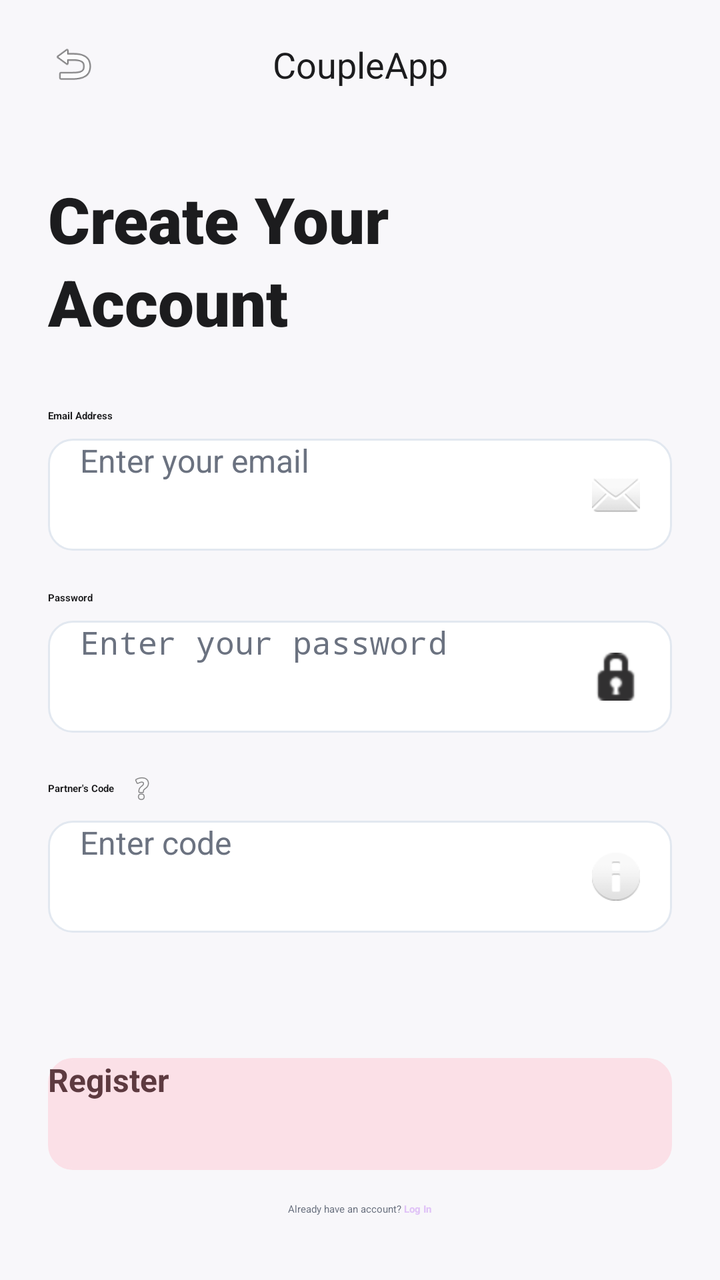
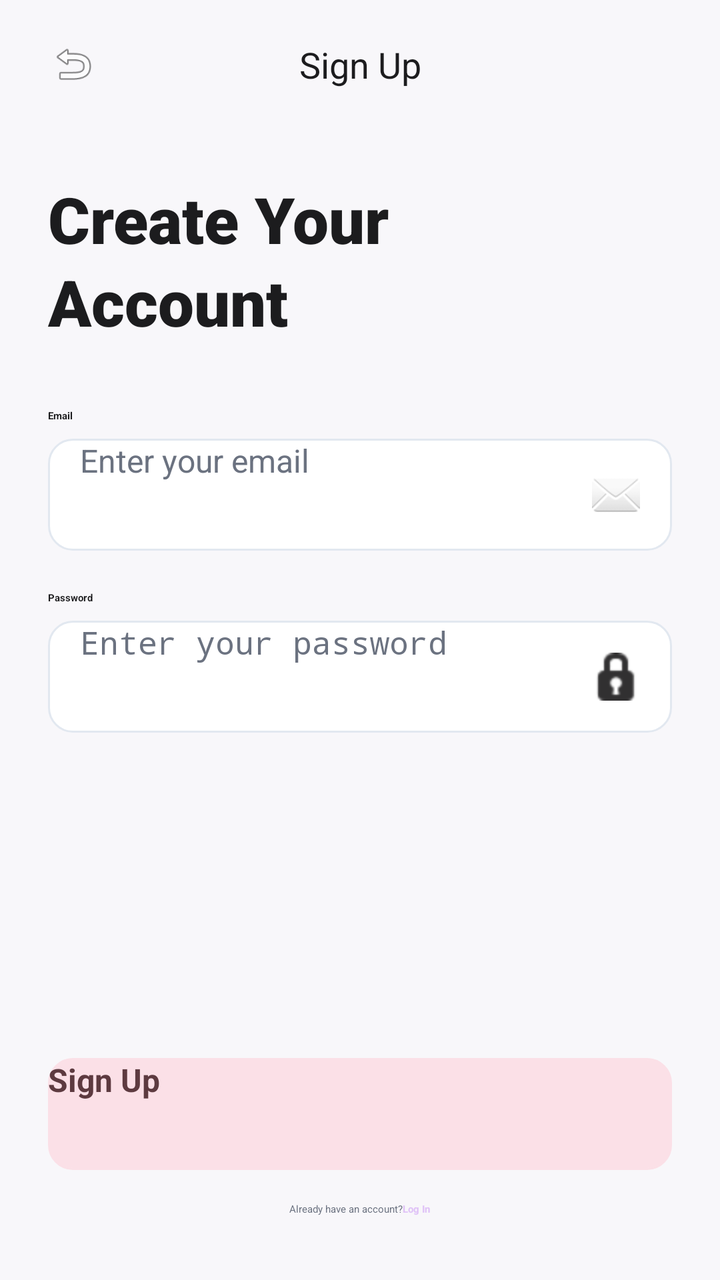

An Android layout rendered at two revisions. The XML below is the earlier revision; the diff shows what the commit changed to produce the second picture.
<!-- AndroidManifest.xml: application theme Theme.App.Starting -->
<!-- res/layout/register_fragment.xml -->
<?xml version="1.0" encoding="utf-8"?>
<androidx.constraintlayout.widget.ConstraintLayout
    xmlns:android="http://schemas.android.com/apk/res/android"
    xmlns:app="http://schemas.android.com/apk/res-auto"
    xmlns:tools="http://schemas.android.com/tools"
    android:layout_width="match_parent"
    android:layout_height="match_parent"
    android:background="@color/background_light"
    android:paddingHorizontal="24dp">

    <ImageView
        android:id="@+id/btnBack"
        android:layout_width="48dp"
        android:layout_height="48dp"
        android:padding="12dp"
        android:layout_marginTop="8dp"
        android:layout_marginStart="-12dp"
        android:src="@android:drawable/ic_menu_revert"
        app:tint="@color/text_primary"
        app:layout_constraintStart_toStartOf="parent"
        app:layout_constraintTop_toTopOf="parent" />
    <TextView
        android:id="@+id/tvAppTitle"
        android:layout_width="wrap_content"
        android:layout_height="wrap_content"
        android:text="CoupleApp"
        android:textColor="@color/text_primary"
        android:textSize="18sp"
        android:fontFamily="sans-serif-bold"
        app:layout_constraintBottom_toBottomOf="@id/btnBack"
        app:layout_constraintEnd_toEndOf="parent"
        app:layout_constraintStart_toStartOf="parent"
        app:layout_constraintTop_toTopOf="@id/btnBack" />

    <TextView
        android:id="@+id/tvHeadline"
        android:layout_width="wrap_content"
        android:layout_height="wrap_content"
        android:layout_marginTop="32dp"
        android:text="Create Your\nAccount"
        android:textColor="@color/text_primary"
        android:textSize="32sp"
        android:fontFamily="sans-serif-black"
        android:lineSpacingExtra="4dp"
        app:layout_constraintStart_toStartOf="parent"
        app:layout_constraintTop_toBottomOf="@id/btnBack" />

    <LinearLayout
        android:layout_width="match_parent"
        android:layout_height="wrap_content"
        android:orientation="vertical"
        android:layout_marginTop="32dp"
        app:layout_constraintTop_toBottomOf="@id/tvHeadline">

        <TextView
            android:layout_width="wrap_content"
            android:layout_height="wrap_content"
            android:text="Email Address"
            android:textColor="@color/text_primary"
            android:textStyle="bold"
            android:layout_marginBottom="8dp"/>

        <LinearLayout
            android:layout_width="match_parent"
            android:layout_height="56dp"
            android:background="@drawable/bg_input_field"
            android:gravity="center_vertical"
            android:orientation="horizontal"
            android:paddingHorizontal="16dp">

            <EditText
                android:layout_width="0dp"
                android:layout_height="match_parent"
                android:layout_weight="1"
                android:background="@null"
                android:hint="Enter your email"
                android:textColor="@color/text_primary"
                android:textColorHint="@color/text_secondary"
                android:inputType="textEmailAddress"
                android:textSize="16sp" />

            <ImageView
                android:layout_width="24dp"
                android:layout_height="24dp"
                android:src="@android:drawable/ic_dialog_email"
                app:tint="@color/text_secondary" />
        </LinearLayout>

        <TextView
            android:layout_width="wrap_content"
            android:layout_height="wrap_content"
            android:text="Password"
            android:textColor="@color/text_primary"
            android:textStyle="bold"
            android:layout_marginTop="20dp"
            android:layout_marginBottom="8dp"/>

        <LinearLayout
            android:layout_width="match_parent"
            android:layout_height="56dp"
            android:background="@drawable/bg_input_field"
            android:gravity="center_vertical"
            android:orientation="horizontal"
            android:paddingHorizontal="16dp">

            <EditText
                android:layout_width="0dp"
                android:layout_height="match_parent"
                android:layout_weight="1"
                android:background="@null"
                android:hint="Enter your password"
                android:textColor="@color/text_primary"
                android:textColorHint="@color/text_secondary"
                android:inputType="textPassword"
                android:textSize="16sp" />

            <ImageView
                android:layout_width="24dp"
                android:layout_height="24dp"
                android:src="@android:drawable/ic_secure"
                app:tint="@color/text_secondary" />
        </LinearLayout>

        <LinearLayout
            android:layout_width="wrap_content"
            android:layout_height="wrap_content"
            android:layout_marginTop="20dp"
            android:layout_marginBottom="8dp"
            android:gravity="center_vertical">
            <TextView
                android:layout_width="wrap_content"
                android:layout_height="wrap_content"
                android:text="Partner's Code"
                android:textColor="@color/text_primary"
                android:textStyle="bold"/>
            <ImageView
                android:layout_width="16dp"
                android:layout_height="16dp"
                android:layout_marginStart="6dp"
                android:src="@android:drawable/ic_menu_help"
                app:tint="@color/text_secondary"/>
        </LinearLayout>

        <LinearLayout
            android:layout_width="match_parent"
            android:layout_height="56dp"
            android:background="@drawable/bg_input_field"
            android:gravity="center_vertical"
            android:orientation="horizontal"
            android:paddingHorizontal="16dp">

            <EditText
                android:layout_width="0dp"
                android:layout_height="match_parent"
                android:layout_weight="1"
                android:background="@null"
                android:hint="Enter code"
                android:textColor="@color/text_primary"
                android:textColorHint="@color/text_secondary"
                android:inputType="textCapCharacters"
                android:textSize="16sp" />

            <ImageView
                android:layout_width="24dp"
                android:layout_height="24dp"
                android:src="@android:drawable/ic_dialog_info"
                app:tint="@color/text_secondary" />
        </LinearLayout>

    </LinearLayout>

    <LinearLayout
        android:layout_width="match_parent"
        android:layout_height="wrap_content"
        android:orientation="vertical"
        android:gravity="center"
        android:layout_marginBottom="32dp"
        app:layout_constraintBottom_toBottomOf="parent">

        <androidx.appcompat.widget.AppCompatButton
            android:id="@+id/btn_register"
            android:layout_width="match_parent"
            android:layout_height="56dp"
            android:background="@drawable/bg_input_field"
            android:backgroundTint="@color/baby_pink"
            android:text="Register"
            android:textAllCaps="false"
            android:textColor="#5D3A40"
            android:textStyle="bold"
            android:textSize="16sp"/>
        <LinearLayout
            android:layout_width="wrap_content"
            android:layout_height="wrap_content"
            android:layout_marginTop="16dp"
            android:orientation="horizontal">

            <TextView
                android:layout_width="wrap_content"
                android:layout_height="wrap_content"
                android:text="Already have an account? "
                android:textColor="@color/text_secondary"/>

            <TextView
                android:id="@+id/tv_login"
                android:layout_width="wrap_content"
                android:layout_height="wrap_content"
                android:text="Log In"
                android:textStyle="bold"
                android:textColor="@color/primary_lavender"/>
        </LinearLayout>

    </LinearLayout>

</androidx.constraintlayout.widget.ConstraintLayout>
<!-- resources referenced by this layout -->
<resources>
  <color name="baby_pink">#FBE0E7</color>
  <color name="background_light">#F8F7FA</color>
  <color name="primary_lavender">#E0C3F7</color>
  <color name="text_primary">#1C1C1E</color>
  <color name="text_secondary">#6B7280</color>
  <!-- drawable bg_input_field (drawable) -->
  <?xml version="1.0" encoding="utf-8"?>
  <shape xmlns:android="http://schemas.android.com/apk/res/android" android:shape="rectangle">
      <solid android:color="@color/white"/>
      <corners android:radius="12dp"/>
      <stroke android:width="1dp" android:color="#E2E8F0"/> </shape>
  <style name="Theme.App.Starting" parent="Theme.SplashScreen">
          <item name="windowSplashScreenBackground">@android:color/white</item>
  
          <item name="windowSplashScreenAnimatedIcon">@drawable/splash_icon</item>
          <item name="windowSplashScreenAnimationDuration">1000</item>
  
          <item name="postSplashScreenTheme">@style/Theme.OurMemories</item>
      </style>
  <color name="white">#FFFFFF</color>
  <!-- drawable splash_icon: png bitmap (drawable, 316944 bytes) -->
  <style name="Theme.OurMemories" parent="Base.Theme.OurMemories" />
  <style name="Base.Theme.OurMemories" parent="Theme.Material3.DayNight.NoActionBar">
      </style>
</resources>

<!-- the commit's change to res/layout/register_fragment.xml (unified diff, before → after) -->
@@ -1,8 +1,6 @@
 <?xml version="1.0" encoding="utf-8"?>
-<androidx.constraintlayout.widget.ConstraintLayout
-    xmlns:android="http://schemas.android.com/apk/res/android"
+<androidx.constraintlayout.widget.ConstraintLayout xmlns:android="http://schemas.android.com/apk/res/android"
     xmlns:app="http://schemas.android.com/apk/res-auto"
-    xmlns:tools="http://schemas.android.com/tools"
     android:layout_width="match_parent"
     android:layout_height="match_parent"
     android:background="@color/background_light"
@@ -12,21 +10,22 @@
         android:id="@+id/btnBack"
         android:layout_width="48dp"
         android:layout_height="48dp"
+        android:layout_marginStart="-12dp"
+        android:layout_marginTop="8dp"
         android:padding="12dp"
-        android:layout_marginTop="8dp"
-        android:layout_marginStart="-12dp"
         android:src="@android:drawable/ic_menu_revert"
-        app:tint="@color/text_primary"
         app:layout_constraintStart_toStartOf="parent"
-        app:layout_constraintTop_toTopOf="parent" />
+        app:layout_constraintTop_toTopOf="parent"
+        app:tint="@color/text_primary" />
+
     <TextView
         android:id="@+id/tvAppTitle"
         android:layout_width="wrap_content"
         android:layout_height="wrap_content"
-        android:text="CoupleApp"
+        android:fontFamily="sans-serif-bold"
+        android:text="@string/sign_up"
         android:textColor="@color/text_primary"
         android:textSize="18sp"
-        android:fontFamily="sans-serif-bold"
         app:layout_constraintBottom_toBottomOf="@id/btnBack"
         app:layout_constraintEnd_toEndOf="parent"
         app:layout_constraintStart_toStartOf="parent"
@@ -37,28 +36,28 @@
         android:layout_width="wrap_content"
         android:layout_height="wrap_content"
         android:layout_marginTop="32dp"
-        android:text="Create Your\nAccount"
+        android:fontFamily="sans-serif-black"
+        android:lineSpacingExtra="4dp"
+        android:text="@string/create_your_naccount"
         android:textColor="@color/text_primary"
         android:textSize="32sp"
-        android:fontFamily="sans-serif-black"
-        android:lineSpacingExtra="4dp"
         app:layout_constraintStart_toStartOf="parent"
         app:layout_constraintTop_toBottomOf="@id/btnBack" />
 
     <LinearLayout
         android:layout_width="match_parent"
         android:layout_height="wrap_content"
+        android:layout_marginTop="32dp"
         android:orientation="vertical"
-        android:layout_marginTop="32dp"
         app:layout_constraintTop_toBottomOf="@id/tvHeadline">
 
         <TextView
             android:layout_width="wrap_content"
             android:layout_height="wrap_content"
-            android:text="Email Address"
+            android:layout_marginBottom="8dp"
+            android:text="@string/email"
             android:textColor="@color/text_primary"
-            android:textStyle="bold"
-            android:layout_marginBottom="8dp"/>
+            android:textStyle="bold" />
 
         <LinearLayout
             android:layout_width="match_parent"
@@ -69,14 +68,15 @@
             android:paddingHorizontal="16dp">
 
             <EditText
+                android:id="@+id/loginTextView"
                 android:layout_width="0dp"
                 android:layout_height="match_parent"
                 android:layout_weight="1"
                 android:background="@null"
-                android:hint="Enter your email"
+                android:hint="@string/enter_your_email"
+                android:inputType="textEmailAddress"
                 android:textColor="@color/text_primary"
                 android:textColorHint="@color/text_secondary"
-                android:inputType="textEmailAddress"
                 android:textSize="16sp" />
 
             <ImageView
@@ -89,11 +89,11 @@
         <TextView
             android:layout_width="wrap_content"
             android:layout_height="wrap_content"
-            android:text="Password"
+            android:layout_marginTop="20dp"
+            android:layout_marginBottom="8dp"
+            android:text="@string/password"
             android:textColor="@color/text_primary"
-            android:textStyle="bold"
-            android:layout_marginTop="20dp"
-            android:layout_marginBottom="8dp"/>
+            android:textStyle="bold" />
 
         <LinearLayout
             android:layout_width="match_parent"
@@ -104,14 +104,15 @@
             android:paddingHorizontal="16dp">
 
             <EditText
+                android:id="@+id/passwordTextView"
                 android:layout_width="0dp"
                 android:layout_height="match_parent"
                 android:layout_weight="1"
                 android:background="@null"
-                android:hint="Enter your password"
+                android:hint="@string/enter_your_password"
+                android:inputType="textPassword"
                 android:textColor="@color/text_primary"
                 android:textColorHint="@color/text_secondary"
-                android:inputType="textPassword"
                 android:textSize="16sp" />
 
             <ImageView
@@ -121,60 +122,14 @@
                 app:tint="@color/text_secondary" />
         </LinearLayout>
 
-        <LinearLayout
-            android:layout_width="wrap_content"
-            android:layout_height="wrap_content"
-            android:layout_marginTop="20dp"
-            android:layout_marginBottom="8dp"
-            android:gravity="center_vertical">
-            <TextView
-                android:layout_width="wrap_content"
-                android:layout_height="wrap_content"
-                android:text="Partner's Code"
-                android:textColor="@color/text_primary"
-                android:textStyle="bold"/>
-            <ImageView
-                android:layout_width="16dp"
-                android:layout_height="16dp"
-                android:layout_marginStart="6dp"
-                android:src="@android:drawable/ic_menu_help"
-                app:tint="@color/text_secondary"/>
-        </LinearLayout>
-
-        <LinearLayout
-            android:layout_width="match_parent"
-            android:layout_height="56dp"
-            android:background="@drawable/bg_input_field"
-            android:gravity="center_vertical"
-            android:orientation="horizontal"
-            android:paddingHorizontal="16dp">
-
-            <EditText
-                android:layout_width="0dp"
-                android:layout_height="match_parent"
-                android:layout_weight="1"
-                android:background="@null"
-                android:hint="Enter code"
-                android:textColor="@color/text_primary"
-                android:textColorHint="@color/text_secondary"
-                android:inputType="textCapCharacters"
-                android:textSize="16sp" />
-
-            <ImageView
-                android:layout_width="24dp"
-                android:layout_height="24dp"
-                android:src="@android:drawable/ic_dialog_info"
-                app:tint="@color/text_secondary" />
-        </LinearLayout>
-
     </LinearLayout>
 
     <LinearLayout
         android:layout_width="match_parent"
         android:layout_height="wrap_content"
+        android:layout_marginBottom="32dp"
+        android:gravity="center"
         android:orientation="vertical"
-        android:gravity="center"
-        android:layout_marginBottom="32dp"
         app:layout_constraintBottom_toBottomOf="parent">
 
         <androidx.appcompat.widget.AppCompatButton
@@ -183,11 +138,12 @@
             android:layout_height="56dp"
             android:background="@drawable/bg_input_field"
             android:backgroundTint="@color/baby_pink"
-            android:text="Register"
+            android:text="@string/sign_up"
             android:textAllCaps="false"
             android:textColor="#5D3A40"
-            android:textStyle="bold"
-            android:textSize="16sp"/>
+            android:textSize="16sp"
+            android:textStyle="bold" />
+
         <LinearLayout
             android:layout_width="wrap_content"
             android:layout_height="wrap_content"
@@ -197,16 +153,16 @@
             <TextView
                 android:layout_width="wrap_content"
                 android:layout_height="wrap_content"
-                android:text="Already have an account? "
-                android:textColor="@color/text_secondary"/>
+                android:text="@string/already_have_an_account"
+                android:textColor="@color/text_secondary" />
 
             <TextView
                 android:id="@+id/tv_login"
                 android:layout_width="wrap_content"
                 android:layout_height="wrap_content"
-                android:text="Log In"
-                android:textStyle="bold"
-                android:textColor="@color/primary_lavender"/>
+                android:text="@string/log_in"
+                android:textColor="@color/primary_lavender"
+                android:textStyle="bold" />
         </LinearLayout>
 
     </LinearLayout>
<!-- resource entries referenced after the edit -->
@@ -11,6 +11,14 @@
       <solid android:color="@color/white"/>
       <corners android:radius="12dp"/>
       <stroke android:width="1dp" android:color="#E2E8F0"/> </shape>
+  <string name="already_have_an_account">Already have an account?</string>
+  <string name="create_your_naccount">Create Your\nAccount</string>
+  <string name="email" translatable="false">Email</string>
+  <string name="enter_your_email">Enter your email</string>
+  <string name="enter_your_password">Enter your password</string>
+  <string name="log_in">Log In</string>
+  <string name="password">Password</string>
+  <string name="sign_up">Sign Up</string>
   <style name="Theme.App.Starting" parent="Theme.SplashScreen">
           <item name="windowSplashScreenBackground">@android:color/white</item>
   
